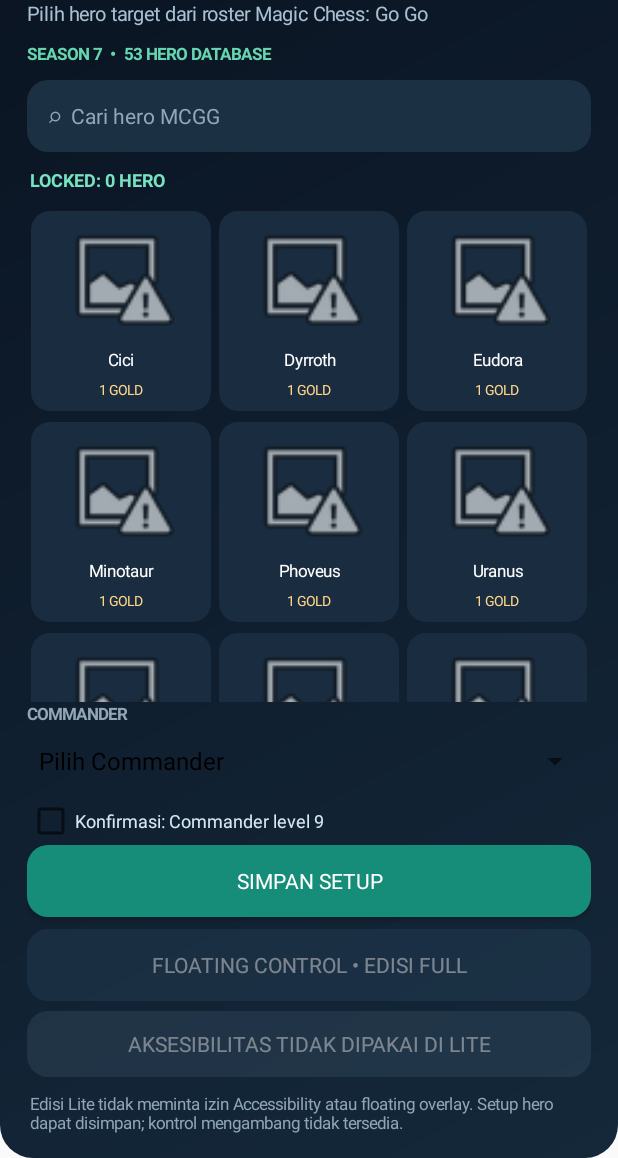
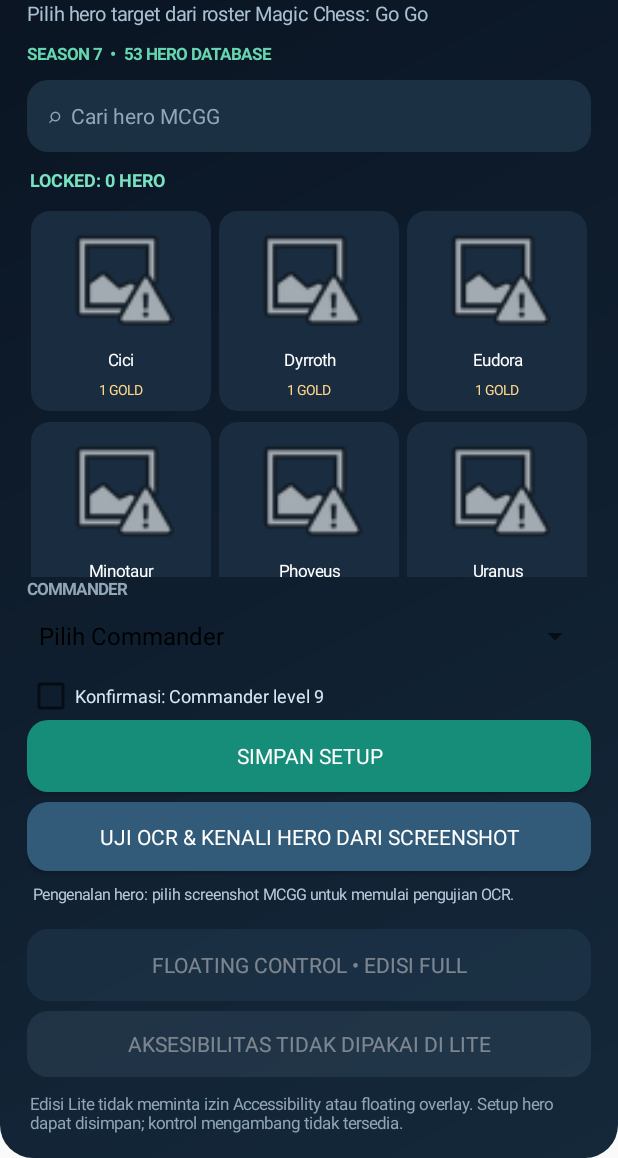
Before and after one commit to edwin040/MVP, an Android app: the screen it shows after launch (MainActivity), on a phone screen of 412 x 824 dp, the part 78-1236 px from its top. Run offline under Robolectric (Android 15) with nearby library versions, the phone set to English and light mode, and no system bars; our stand-ins replace Picasso; pictures from the network do not load.

Commit message:
Add screenshot OCR test and hero recognition UI

```diff
--- a/app/src/main/java/com/mcgg/fasthand/MainActivity.kt
+++ b/app/src/main/java/com/mcgg/fasthand/MainActivity.kt
@@ -15,6 +15,7 @@ import android.view.ViewGroup
 import android.widget.*
 import androidx.appcompat.app.AppCompatActivity
 import androidx.core.content.ContextCompat
+import androidx.activity.result.contract.ActivityResultContracts
 import com.squareup.picasso.Picasso
 
 data class HeroItem(val name: String, val gold: Int) {
@@ -46,9 +47,32 @@ class MainActivity : AppCompatActivity() {
     private lateinit var selectedLabel: TextView
     private lateinit var commander: Spinner
     private lateinit var levelNine: CheckBox
+    private lateinit var ocrOutput: TextView
 
     override fun onCreate(savedInstanceState: Bundle?) {
         super.onCreate(savedInstanceState)
+        val screenshotPicker = registerForActivityResult(ActivityResultContracts.GetContent()) { uri ->
+            if (uri != null) {
+                ocrOutput.text = "OCR sedang membaca screenshot..."
+                HeroOcrAnalyzer.analyze(
+                    this, uri, heroes.map { it.name },
+                    onSuccess = { analysis ->
+                        val lines = analysis.matches.take(8).map { match ->
+                            val percent = (match.similarity * 100).toInt()
+                            "• ${match.heroName} — ${percent}% cocok (teks: ${match.recognizedText})"
+                        }
+                        ocrOutput.text = if (lines.isEmpty()) {
+                            "Belum ada nama hero yang cocok. Pastikan screenshot tajam dan nama hero terlihat.\nTeks OCR: ${analysis.fullText.take(180)}"
+                        } else {
+                            "HASIL PENGENALAN HERO (perlu verifikasi):\n" + lines.joinToString("\n")
+                        }
+                    },
+                    onFailure = { error ->
+                        ocrOutput.text = "OCR gagal: ${error.localizedMessage ?: "gambar tidak dapat dibaca"}"
+                    }
+                )
+            }
+        }
         selected.addAll(prefs.getStringSet("selected_heroes", emptySet()) ?: emptySet())
         val root = LinearLayout(this).apply {
             orientation = LinearLayout.VERTICAL
@@ -97,6 +121,16 @@ class MainActivity : AppCompatActivity() {
             background = rounded(0xFF168D78.toInt(), 14); setTextColor(Color.WHITE)
         }
         root.addView(save, LinearLayout.LayoutParams(-1, dp(48)))
+        val ocrButton = Button(this).apply {
+            text = "UJI OCR & KENALI HERO DARI SCREENSHOT"; isAllCaps = false
+            background = rounded(0xFF315B78.toInt(), 14); setTextColor(Color.WHITE)
+        }
+        val ocrLp = LinearLayout.LayoutParams(-1, dp(46)); ocrLp.topMargin = dp(7)
+        root.addView(ocrButton, ocrLp)
+        ocrOutput = text("Pengenalan hero: pilih screenshot MCGG untuk memulai pengujian OCR.", 10.5f, 0xFFB8CAD8.toInt())
+        ocrOutput.setPadding(dp(4), dp(8), dp(4), dp(8))
+        root.addView(ocrOutput)
+        ocrButton.setOnClickListener { screenshotPicker.launch("image/*") }
         save.setOnClickListener {
             prefs.edit().putStringSet("selected_heroes", HashSet(selected))
                 .putInt("commander", commander.selectedItemPosition)
```
